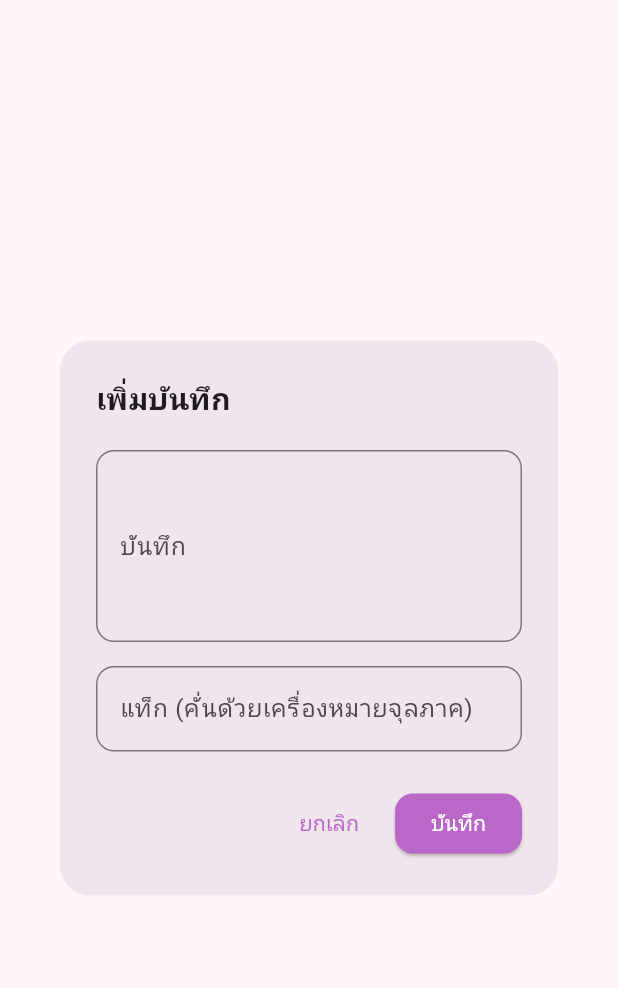
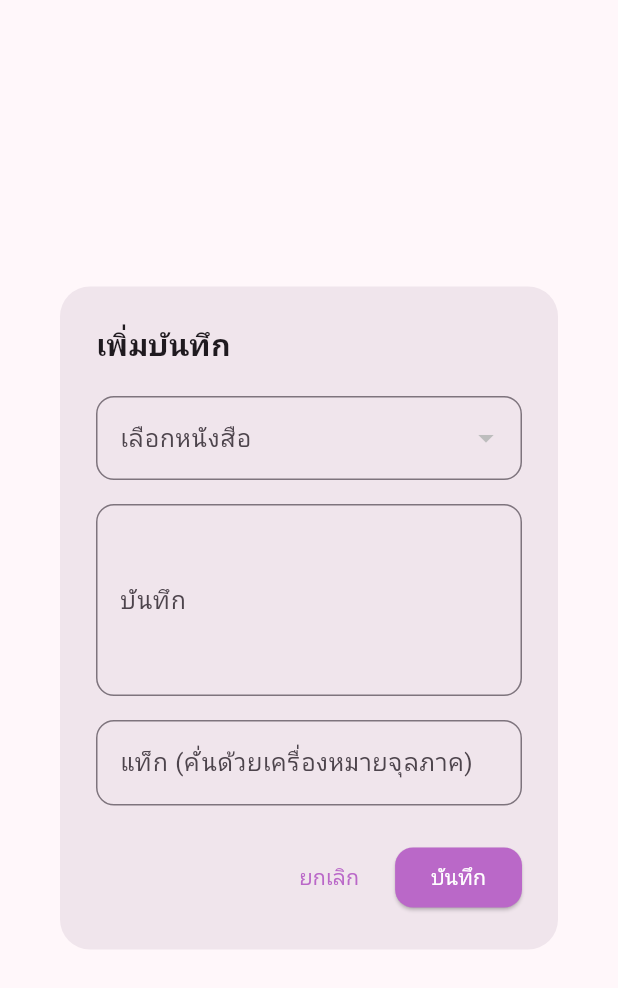
Before and after one commit to s0ngkran/mybook_jindarat, a Flutter app: the NoteEditDialog widget shown alone on an empty page, opened directly with empty values, after a tap on "บันทึก", on a phone screen of 412 x 824 dp. Shown: the top 988 px of the screen. Run offline on Flutter 3.47's test engine with Material 3 defaults, Android fonts, the phone set to English and light mode, and no system bars; our stand-ins replace dio, get; network calls fail.

Commit message:
fix bookId on fav

```diff
--- a/mybook/lib/shared/note_edit_dialog.dart
+++ b/mybook/lib/shared/note_edit_dialog.dart
@@ -1,13 +1,16 @@
 import 'package:flutter/material.dart';
 import '../models/book_note.dart';
+import '../models/book.dart';
 
 class NoteEditDialog extends StatefulWidget {
   final BookNote? note;
-  final Function(String note, List<String> tags) onSave;
+  final List<Book> favoriteBooks;
+  final Function(int bookId, String note, List<String> tags) onSave;
 
   const NoteEditDialog({
     super.key,
     this.note,
+    required this.favoriteBooks,
     required this.onSave,
   });
 
@@ -18,6 +21,7 @@ class NoteEditDialog extends StatefulWidget {
 class _NoteEditDialogState extends State<NoteEditDialog> {
   late TextEditingController _noteController;
   late TextEditingController _tagController;
+  int? _selectedBookId;
 
   @override
   void initState() {
@@ -26,6 +30,7 @@ class _NoteEditDialogState extends State<NoteEditDialog> {
     _tagController = TextEditingController(
       text: widget.note?.tag.join(', ') ?? '',
     );
+    _selectedBookId = widget.note?.bookId;
   }
 
   @override
@@ -53,6 +58,27 @@ class _NoteEditDialogState extends State<NoteEditDialog> {
               ),
             ),
             const SizedBox(height: 20),
+            DropdownButtonFormField<int>(
+              value: _selectedBookId,
+              decoration: InputDecoration(
+                labelText: 'เลือกหนังสือ',
+                border: OutlineInputBorder(
+                  borderRadius: BorderRadius.circular(12),
+                ),
+              ),
+              items: widget.favoriteBooks.map((book) {
+                return DropdownMenuItem<int>(
+                  value: book.id,
+                  child: Text(book.title),
+                );
+              }).toList(),
+              onChanged: (value) {
+                setState(() {
+                  _selectedBookId = value;
+                });
+              },
+            ),
+            const SizedBox(height: 16),
             TextField(
               controller: _noteController,
               decoration: InputDecoration(
@@ -85,7 +111,7 @@ class _NoteEditDialogState extends State<NoteEditDialog> {
                 const SizedBox(width: 12),
                 ElevatedButton(
                   onPressed: () {
-                    if (_noteController.text.isEmpty) {
+                    if (_noteController.text.isEmpty || _selectedBookId == null) {
                       return;
                     }
                     final tags = _tagController.text
@@ -94,7 +120,7 @@ class _NoteEditDialogState extends State<NoteEditDialog> {
                         .where((t) => t.isNotEmpty)
                         .toList();
                     Navigator.of(context).pop();
-                    widget.onSave(_noteController.text, tags);
+                    widget.onSave(_selectedBookId!, _noteController.text, tags);
                   },
                   style: ElevatedButton.styleFrom(
                     backgroundColor: Colors.purple.shade300,
@@ -116,12 +142,14 @@ class _NoteEditDialogState extends State<NoteEditDialog> {
   static Future<void> show(
     BuildContext context, {
     BookNote? note,
-    required Function(String note, List<String> tags) onSave,
+    required List<Book> favoriteBooks,
+    required Function(int bookId, String note, List<String> tags) onSave,
   }) {
     return showDialog(
       context: context,
       builder: (context) => NoteEditDialog(
         note: note,
+        favoriteBooks: favoriteBooks,
         onSave: onSave,
       ),
     );
```
Also changed, not shown: mybook/lib/screens/book_notes/book_notes_view.dart (+12 -4 lines), mybook/lib/shared/book_detail_view.dart (+57 -38 lines).
